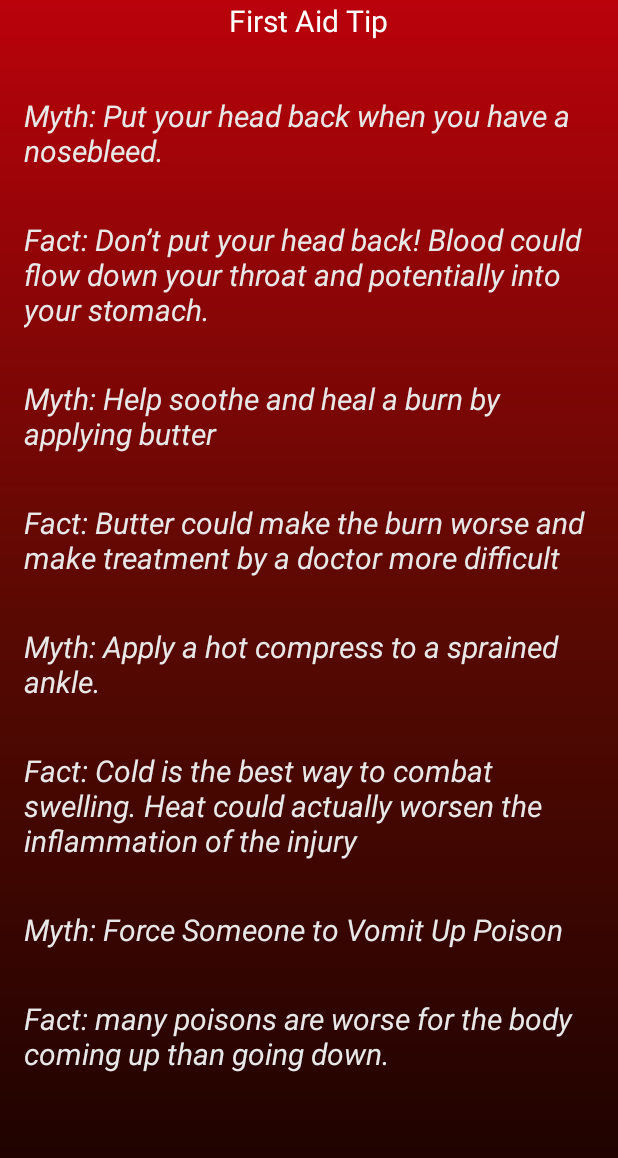
After one commit to Lintu94/Project, an Android app: the TipsActivity screen opened directly, with no data from a screen before it, on a phone screen of 412 x 824 dp. The commit adds this screen. Shown: the top 1158 px of the screen. Run offline under Robolectric (Android 15) with nearby library versions, the phone set to English and light mode, and no system bars; network calls fail.

Commit message:
update tip

```diff
--- a/app/src/main/java/com/example/myapp/HomeActivities/EmergencyActivity.java
+++ b/app/src/main/java/com/example/myapp/HomeActivities/EmergencyActivity.java
@@ -34,6 +34,7 @@ public class EmergencyActivity extends AppCompatActivity {
     RecyclerView recyclerViews;
     List<UserModel> userModelList = new ArrayList<>();
     Em_Adapter em_adapter;
+
     int images [] = {R.drawable.asthma,R.drawable.bleed,R.drawable.burn,R.drawable.chest,R.drawable.chok,
             R.drawable.chok2,R.drawable.cuts, R.drawable.diarrhoea,R.drawable.dogbote,R.drawable.drowning,
             R.drawable.epilepsy,R.drawable.faint,R.drawable.fever,R.drawable.fracture,R.drawable.no_breath,
@@ -61,9 +62,6 @@ public class EmergencyActivity extends AppCompatActivity {
 
       // name1 = getResources().getString(R.string.bleeding);
       // name2 = getResources().getString(R.string.burning);
-
-
-
 
 
         for(String s: names)
--- a/app/src/main/java/com/example/myapp/JsonParser.java
+++ b/app/src/main/java/com/example/myapp/HomeActivities/JsonParser.java
@@ -1,4 +1,4 @@
-package com.example.myapp;
+package com.example.myapp.HomeActivities;
 
 import org.json.JSONArray;
 import org.json.JSONException;
--- a/app/src/main/java/com/example/myapp/NearbyActivity.java
+++ b/app/src/main/java/com/example/myapp/HomeActivities/NearbyActivity.java
@@ -1,4 +1,4 @@
-package com.example.myapp;
+package com.example.myapp.HomeActivities;
 
 import androidx.annotation.NonNull;
 import androidx.appcompat.app.AppCompatActivity;
@@ -10,10 +10,9 @@ import android.location.Location;
 import android.os.AsyncTask;
 import android.os.Bundle;
 import android.view.View;
-import android.widget.ArrayAdapter;
 import android.widget.Button;
-import android.widget.Spinner;
 
+import com.example.myapp.R;
 import com.google.android.gms.location.FusedLocationProviderClient;
 import com.google.android.gms.location.LocationServices;
 import com.google.android.gms.maps.CameraUpdateFactory;
@@ -39,7 +38,7 @@ import java.util.List;
 
 public class NearbyActivity extends AppCompatActivity {
 
-    Spinner spType;
+    //Spinner spType;
     Button btFind;
     SupportMapFragment supportMapFragment;
     GoogleMap map;
@@ -51,15 +50,15 @@ public class NearbyActivity extends AppCompatActivity {
         super.onCreate(savedInstanceState);
         setContentView(R.layout.activity_nearby);
 
-        spType = findViewById(R.id.sp_type);
+        //spType = findViewById(R.id.sp_type);
         btFind = findViewById(R.id.bt_find);
         supportMapFragment = (SupportMapFragment) getSupportFragmentManager().findFragmentById(R.id.google_map);
 
         String[] placeTypeList = {"atm", "bank", "hospital", "movie_theater", "restaurant"};
-        String[] placeNameList = {"Atm", "Bank", "Hospital", "Movie_Theater", "Restaurant"};
+        //String[] placeNameList = {"Atm", "Bank", "Hospital", "Movie_Theater", "Restaurant"};
 
-        spType.setAdapter(new ArrayAdapter<>(NearbyActivity.this,
-                android.R.layout.simple_spinner_dropdown_item, placeNameList));
+        //spType.setAdapter(new ArrayAdapter<>(NearbyActivity.this,
+                //android.R.layout.simple_spinner_dropdown_item, placeNameList));
 
         fusedLocationProviderClient = LocationServices.getFusedLocationProviderClient(NearbyActivity.this);
         if (ActivityCompat.checkSelfPermission(NearbyActivity.this, Manifest.permission.ACCESS_COARSE_LOCATION ) != PackageManager.PERMISSION_GRANTED && ActivityCompat.checkSelfPermission(NearbyActivity.this, Manifest.permission.ACCESS_COARSE_LOCATION ) != PackageManager.PERMISSION_GRANTED )  {
@@ -75,10 +74,10 @@ public class NearbyActivity extends AppCompatActivity {
         btFind.setOnClickListener(new View.OnClickListener() {
             @Override
             public void onClick(View view) {
-                int i = spType.getSelectedItemPosition();
+              //  int i = spType.getSelectedItemPosition();
                 String url = "https://maps.googleapis.com/maps/api/place/nearbysearch/json" +
-                        "?location=" + currentLat + "," + currentLong + "&radius=5000" +
-                        "&type=" + placeTypeList[i] + "&sensor=true" +
+                        "?location=" + currentLat + "," + currentLong + "&radius=500" +
+                        "&type= hospital" + "&sensor=true" +
                         "&key=" + getResources().getString(R.string.google_map_key);
                 new PlaceTask().execute(url);
             }
@@ -114,7 +113,7 @@ public class NearbyActivity extends AppCompatActivity {
                          public void onMapReady(@NonNull GoogleMap googleMap) {
                              map=googleMap;
                              map.animateCamera(CameraUpdateFactory.newLatLngZoom(
-                                     new LatLng(currentLat,currentLong),10
+                                     new LatLng(currentLat,currentLong),15
                              ));
 
 
--- a/app/src/main/java/com/example/myapp/HomeActivities/VideosActivity.java
+++ b/app/src/main/java/com/example/myapp/HomeActivities/VideosActivity.java
@@ -61,13 +61,28 @@ public class VideosActivity extends AppCompatActivity {
         recyclerView.setHasFixedSize(true);
         recyclerView.setLayoutManager(new LinearLayoutManager(this));
        // youtubeVideos.add(new YoutubeVideo());
-        youtubeVideos.add(new YoutubeVideo("<iframe width=\"100%\" height=\"100%\") src=\"https://www.youtube.com/embed/47yJ2XCRLZs\" frameborder=\"0\" allowfullscreen></iframe>"));
+//        youtubeVideos.add(new YoutubeVideo("<iframe width=\"100%\" height=\"100%\") src=\"https://www.youtube.com/embed/hdVKpUR513M\" frameborder=\"0\" allowfullscreen></iframe>"));
+//        youtubeVideos.add(new YoutubeVideo("<iframe width=\"100%\" height=\"100%\") src=\"https://www.youtube.com/embed/M-tFVvdsWAY\" frameborder=\"0\" allowfullscreen></iframe>"));
+//        youtubeVideos.add(new YoutubeVideo("<iframe width=\"100%\" height=\"100%\") src=\"https://www.youtube.com/embed/PmmhxW0vVXA\" frameborder=\"0\" allowfullscreen></iframe>"));
+//        youtubeVideos.add(new YoutubeVideo("<iframe width=\"100%\" height=\"100%\") src=\"https://www.youtube.com/embed/DzpRjE5ekVk\" frameborder=\"0\" allowfullscreen></iframe>"));
+//        youtubeVideos.add(new YoutubeVideo("<iframe width=\"100%\" height=\"100%\") src=\"https://www.youtube.com/embed/eNvXrSf3Cww\" frameborder=\"0\" allowfullscreen></iframe>"));
+//        youtubeVideos.add(new YoutubeVideo("<iframe width=\"100%\" height=\"100%\") src=\"https://www.youtube.com/embed/e3eimijVeLw\" frameborder=\"0\" allowfullscreen></iframe>"));
+//        youtubeVideos.add(new YoutubeVideo("<iframe width=\"100%\" height=\"100%\") src=\"https://www.youtube.com/embed/R6VdoV8dZRc\" frameborder=\"0\" allowfullscreen></iframe>"));
+//        youtubeVideos.add(new YoutubeVideo("<iframe width=\"100%\" height=\"100%\") src=\"https://www.youtube.com/embed/fKzdiuseEIw\" frameborder=\"0\" allowfullscreen></iframe>"));
+//        youtubeVideos.add(new YoutubeVideo("<iframe width=\"100%\" height=\"100%\") src=\"https://www.youtube.com/embed/ddHKwkMwNyI\" frameborder=\"0\" allowfullscreen></iframe>"));
+//        youtubeVideos.add(new YoutubeVideo("<iframe width=\"100%\" height=\"100%\") src=\"https://www.youtube.com/embed/dmi18EiLDQo\" frameborder=\"0\" allowfullscreen></iframe>"));
+//        youtubeVideos.add(new YoutubeVideo("<iframe width=\"100%\" height=\"100%\") src=\"https://www.youtube.com/embed/Yk2WOOqd2xY\" frameborder=\"0\" allowfullscreen></iframe>"));
 
-        youtubeVideos.add(new YoutubeVideo("<iframe width=\"100%\" height=\"100%\") src=\"https://www.youtube.com/embed/yeiRgY07xUY\" frameborder=\"0\" allowfullscreen></iframe>"));
+//        youtubeVideos.add(new YoutubeVideo("<html><body>Video From YouTube<br><iframe width=\"100%\" height=\"100%\" " + "src=\"https://www.youtube.com/embed/hdVKpUR513M\"  frameborder=\"0\" allowfullscreen>" + "</iframe></body></html>"));
+//        youtubeVideos.add(new YoutubeVideo("<html><body>Video From YouTube<br><iframe width=\"100%\" height=\"100%\" " + "src=\"https://www.youtube.com/embed/hdVKpUR513M\"  frameborder=\"0\" allowfullscreen>" + "</iframe></body></html>"));
+//        youtubeVideos.add(new YoutubeVideo("<html><body>Video From YouTube<br><iframe width=\"100%\" height=\"100%\" " + "src=\"https://www.youtube.com/embed/hdVKpUR513M\"  frameborder=\"0\" allowfullscreen>" + "</iframe></body></html>"));
+//        youtubeVideos.add(new YoutubeVideo("<html><body>Video From YouTube<br><iframe width=\"100%\" height=\"100%\" " + "src=\"https://www.youtube.com/embed/hdVKpUR513M\"  frameborder=\"0\" allowfullscreen>" + "</iframe></body></html>"));
+//        youtubeVideos.add(new YoutubeVideo("<html><body>Video From YouTube<br><iframe width=\"100%\" height=\"100%\" " + "src=\"https://www.youtube.com/embed/hdVKpUR513M\"  frameborder=\"0\" allowfullscreen>" + "</iframe></body></html>"));
 
-        youtubeVideos.add(new YoutubeVideo("<iframe width=\"100%\" height=\"100%\") src=\"https://www.youtube.com/embed/yeiRgY07xUY\" frameborder=\"0\" allowfullscreen></iframe>"));
 
-        youtubeVideos.add(new YoutubeVideo("<iframe width=\"100%\" height=\"100%\") src=\"https://www.youtube.com/embed/yeiRgY07xUY\" frameborder=\"0\" allowfullscreen></iframe>"));
+//        youtubeVideos.add(R.raw.bleeding);
+//        youtubeVideos.add(R.raw.fracture);
+//        youtubeVideos.add(R.raw.nose);
 
         VideoAdapter videoAdapter = new VideoAdapter(youtubeVideos);
         recyclerView.setAdapter(videoAdapter);
--- a/app/src/main/java/com/example/myapp/MainActivity.java
+++ b/app/src/main/java/com/example/myapp/MainActivity.java
@@ -25,10 +25,9 @@ import android.view.View;
 import android.widget.ImageButton;
 import android.widget.ImageView;
 import android.widget.TextView;
-import android.widget.Toast;
 
 import com.example.myapp.HomeActivities.EmergencyActivity;
-import com.example.myapp.HomeActivities.EmergencyActivityCustomePopUp;
+import com.example.myapp.HomeActivities.NearbyActivity;
 import com.example.myapp.HomeActivities.ShareActivity;
 
 import com.example.myapp.HomeActivities.VideosActivity;
@@ -89,20 +88,6 @@ public class MainActivity extends AppCompatActivity {
                 startActivity(int2);
             }
         });
-        imge4.setOnClickListener(new View.OnClickListener() {
-            @Override
-            public void onClick(View view) {
-                Intent int4= new Intent(MainActivity.this, NearbyActivity.class);
-                startActivity(int4);
-            }
-        });
-        imge6.setOnClickListener(new View.OnClickListener() {
-            @Override
-            public void onClick(View view) {
-                Intent int6= new Intent(MainActivity.this, ShareActivity.class);
-                startActivity(int6);
-            }
-        });
         imge3.setOnClickListener(new View.OnClickListener() {
             @Override
             public void onClick(View view) {
@@ -118,6 +103,28 @@ public class MainActivity extends AppCompatActivity {
 
             }
         });
+        imge4.setOnClickListener(new View.OnClickListener() {
+            @Override
+            public void onClick(View view) {
+                Intent int4= new Intent(MainActivity.this, NearbyActivity.class);
+                startActivity(int4);
+            }
+        });
+        imge5.setOnClickListener(new View.OnClickListener() {
+            @Override
+            public void onClick(View view) {
+                Intent int5= new Intent(MainActivity.this, TipsActivity.class);
+                startActivity(int5);
+            }
+        });
+        imge6.setOnClickListener(new View.OnClickListener() {
+            @Override
+            public void onClick(View view) {
+                Intent int6= new Intent(MainActivity.this, ShareActivity.class);
+                startActivity(int6);
+            }
+        });
+
 
 
 
--- /dev/null
+++ b/app/src/main/java/com/example/myapp/TipsActivity.java
@@ -0,0 +1,14 @@
+package com.example.myapp;
+
+import androidx.appcompat.app.AppCompatActivity;
+
+import android.os.Bundle;
+
+public class TipsActivity extends AppCompatActivity {
+
+    @Override
+    protected void onCreate(Bundle savedInstanceState) {
+        super.onCreate(savedInstanceState);
+        setContentView(R.layout.activity_tips);
+    }
+}
--- a/app/src/main/res/layout/activity_nearby.xml
+++ b/app/src/main/res/layout/activity_nearby.xml
@@ -4,7 +4,7 @@
     xmlns:tools="http://schemas.android.com/tools"
     android:layout_width="match_parent"
     android:layout_height="match_parent"
-    tools:context=".NearbyActivity"
+    tools:context=".HomeActivities.NearbyActivity"
     android:orientation="vertical">
 
 
--- /dev/null
+++ b/app/src/main/res/layout/activity_tips.xml
@@ -0,0 +1,98 @@
+<?xml version="1.0" encoding="utf-8"?>
+<LinearLayout xmlns:android="http://schemas.android.com/apk/res/android"
+    xmlns:app="http://schemas.android.com/apk/res-auto"
+    xmlns:tools="http://schemas.android.com/tools"
+    android:layout_width="match_parent"
+    android:layout_height="match_parent"
+    tools:context=".TipsActivity"
+    android:orientation="vertical"
+    android:background="@drawable/bg">
+
+    <TextView
+        android:id="@+id/selectedUser"
+        android:layout_width="wrap_content"
+        android:layout_height="wrap_content"
+        android:layout_gravity="center"
+        android:text="@string/FirstAidTip"
+        android:textColor="@color/white"
+        android:textSize="20sp" />
+
+ <ScrollView
+     android:layout_width="wrap_content"
+     android:layout_height="wrap_content"
+     android:scrollbars="vertical">
+
+     <LinearLayout
+         android:layout_width="match_parent"
+         android:layout_height="wrap_content"
+         android:orientation="vertical"
+         android:padding="16dp">
+
+     <TextView
+         android:layout_width="match_parent"
+         android:layout_height="wrap_content"
+         android:layout_marginTop="20dp"
+         style="@style/tipText"
+         android:text="@string/tipS1"
+         />
+
+     <TextView
+         android:layout_width="match_parent"
+         android:layout_height="wrap_content"
+         android:layout_marginTop="20dp"
+         style="@style/tipText"
+         android:text="@string/tipS2"
+         />
+         <TextView
+             android:layout_width="match_parent"
+             android:layout_height="wrap_content"
+             android:layout_marginTop="20dp"
+             style="@style/tipText"
+             android:text="@string/tipS3"
+             />
+
+         <TextView
+             android:layout_width="match_parent"
+             android:layout_height="wrap_content"
+             android:layout_marginTop="20dp"
+             style="@style/tipText"
+             android:text="@string/tipS4"
+             />
+
+         <TextView
+             android:layout_width="match_parent"
+             android:layout_height="wrap_content"
+             android:layout_marginTop="20dp"
+             style="@style/tipText"
+             android:text="@string/tipS5"
+             />
+
+         <TextView
+             android:layout_width="match_parent"
+             android:layout_height="wrap_content"
+             android:layout_marginTop="20dp"
+             style="@style/tipText"
+             android:text="@string/tipS6"
+             />
+
+         <TextView
+             android:layout_width="match_parent"
+             android:layout_height="wrap_content"
+             android:layout_marginTop="20dp"
+             style="@style/tipText"
+             android:text="@string/tipS7"
+             />
+
+         <TextView
+             android:layout_width="match_parent"
+             android:layout_height="wrap_content"
+             android:layout_marginTop="20dp"
+             style="@style/tipText"
+             android:text="@string/tipS8"
+             />
+
+
+     </LinearLayout>
+
+    </ScrollView>
+</LinearLayout>
--- a/app/src/main/res/layout/activity_videos.xml
+++ b/app/src/main/res/layout/activity_videos.xml
@@ -3,7 +3,7 @@
     xmlns:app="http://schemas.android.com/apk/res-auto"
     xmlns:tools="http://schemas.android.com/tools"
     android:layout_width="match_parent"
-    android:layout_height="match_parent"
+    android:layout_height="wrap_content"
     tools:context=".HomeActivities.VideosActivity">
 
 
@@ -47,7 +47,7 @@
         android:id="@+id/recyclerview"
         android:layout_width="match_parent"
         android:layout_height="match_parent"
-        android:layout_below="@+id/toolbar"/>
+        android:layout_below="@+id/toolbar" />
 
 
 
--- a/app/src/main/res/values/strings.xml
+++ b/app/src/main/res/values/strings.xml
@@ -53,7 +53,6 @@
     <string name="send">Send</string>
     <string name="share">Share</string>
     <string name="view">View</string>
-
 
 
     <string name="lina">Lina Mikail</string>
@@ -311,9 +310,9 @@
     <string name="strokeS8">8. Arrange appropriate transport nearby hospital</string>
     <string name="strokeS9">9. Always wash your hands after giving care</string>
 
-<!--    <string name="google_map_key">AIzaSyAejNAM36dyg58HFm-mw_zsAzIPh_RbrpI</string>-->
+    <!--    <string name="google_map_key">AIzaSyAejNAM36dyg58HFm-mw_zsAzIPh_RbrpI</string>-->
 
-<!--    <string name="google_map_key">AIzaSyB_qsP8AOP_P0MdlPz-48TDaJYjTP3vbjo</string>-->
+    <!--    <string name="google_map_key">AIzaSyB_qsP8AOP_P0MdlPz-48TDaJYjTP3vbjo</string>-->
 
     <string name="google_map_key">AIzaSyA2n7ERw8u5pBjglqymZX7Ojz-XAKu3Wr0</string>
 
@@ -334,4 +333,27 @@
     <string name="required">Required</string>
 
 
+    <string name="tipS1">Myth: Put your head back when you have a nosebleed.</string>
+    <string name="tipS2">Fact: Don’t put your head back! Blood could flow down your throat and potentially into your stomach.</string>
+    <string name="tipS3">Myth: Help soothe and heal a burn by applying butter</string>
+    <string name="tipS4">Fact: Butter could make the burn worse and make treatment by a doctor more difficult</string>
+    <string name="tipS5">Myth: Apply a hot compress to a sprained ankle.</string>
+    <string name="tipS6">Fact: Cold is the best way to combat swelling. Heat could actually worsen the inflammation of the injury</string>
+    <string name="tipS7">Myth: Force Someone to Vomit Up Poison</string>
+    <string name="tipS8">Fact: many poisons are worse for the body coming up than going down.</string>
+
+<!--    <string name="tipS1"></string>-->
+<!--    <string name="tipS1"></string>-->
+<!--    <string name="tipS1"></string>-->
+<!--    <string name="tipS1"></string>-->
+<!--    <string name="tipS1"></string>-->
+<!--    <string name="tipS1"></string>-->
+<!--    <string name="tipS1"></string>-->
+<!--    <string name="tipS1"></string>-->
+<!--    <string name="tipS1"></string>-->
+<!--    <string name="tipS1"></string>-->
+
+
+
+
 </resources>
--- a/app/src/main/res/values/themes.xml
+++ b/app/src/main/res/values/themes.xml
@@ -35,5 +35,11 @@
         <item name="android:layout_marginBottom">15dp</item>
     </style>
 
+    <style name="tipText">
+        <item name="android:textColor">@color/e8</item>
+        <item name="android:textSize">20sp</item>
+        <item name="android:textStyle">italic</item>
+        <item name="android:layout_marginBottom">12dp</item>
 
+    </style>
 </resources>
```
Also changed, not shown: app/src/main/AndroidManifest.xml (+8 -4 lines).
